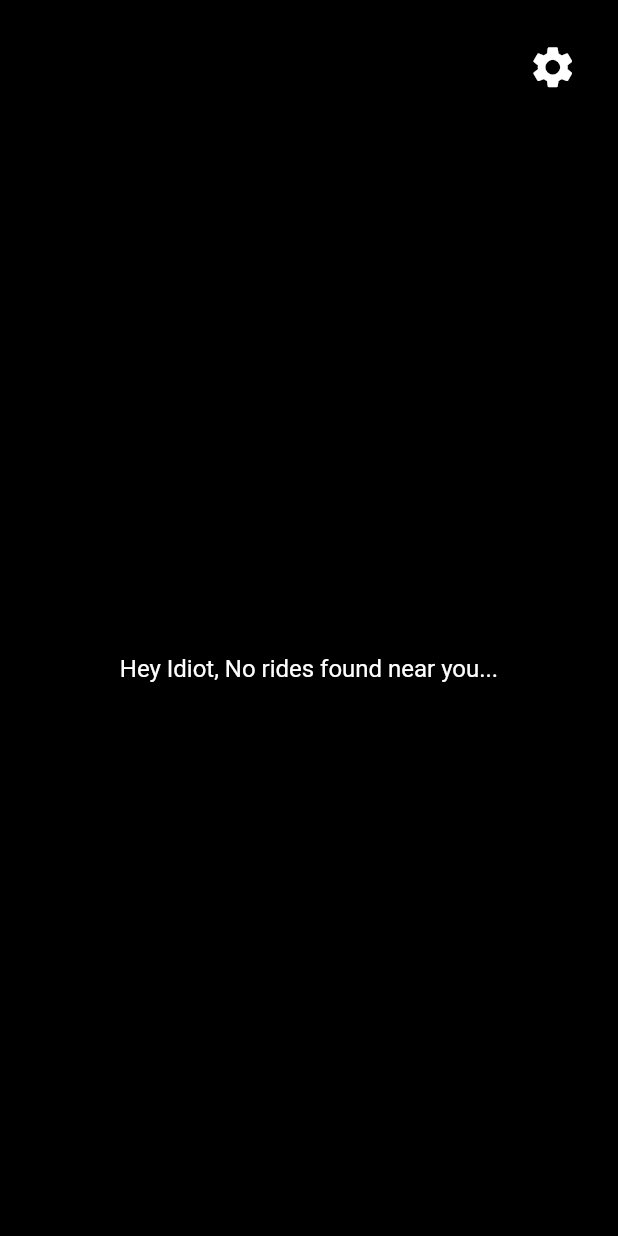
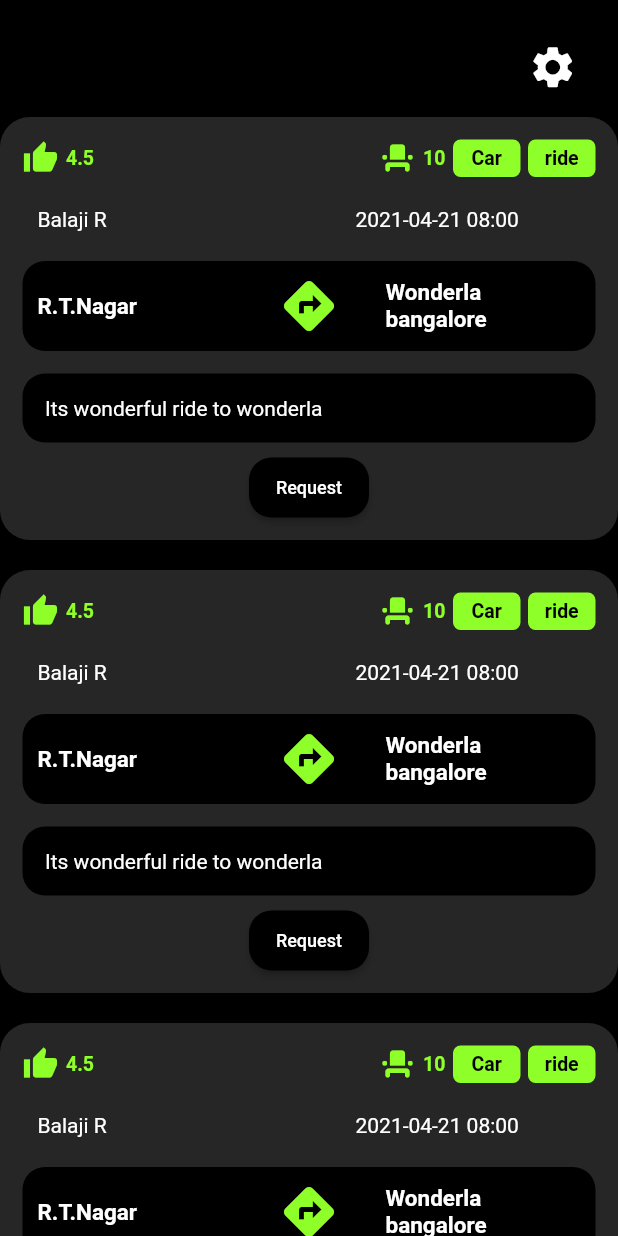
Before and after one commit to balaji0852/Hiiii-app, a Flutter app: the RidePage screen opened directly, on a phone screen of 412 x 824 dp. Run offline on Flutter 3.47's test engine with Material 2 defaults, Android fonts, the phone set to English and light mode, and no system bars; our stand-ins replace firebase_auth, hexcolor, toggle_switch; missing offline and left inert: loading; accounts and stored records are empty; network calls fail.

Commit message:
Developed listview component of type 1

```diff
--- a/lib/HiiiiReusableComponents/HiiiiAppDock.dart
+++ b/lib/HiiiiReusableComponents/HiiiiAppDock.dart
@@ -10,7 +10,6 @@ class HiiiiAppDock extends StatelessWidget {
   final List<Widget> children;
   @override
   Widget build(BuildContext context) {
-    // TODO: implement build
     return Container(
         color: HexColor('#262626'),
         height: 70,
--- a/lib/HiiiiReusableComponents/HiiiiAppDockItems.dart
+++ b/lib/HiiiiReusableComponents/HiiiiAppDockItems.dart
@@ -1,7 +1,5 @@
 import 'package:flutter/cupertino.dart';
 import 'package:flutter/material.dart';
-import 'package:hexcolor/hexcolor.dart';
-import 'package:firebase_auth/firebase_auth.dart';
 
 // Reusable Component 6,HiiiAppDockItems
 class HiiiiAppDockItems extends StatelessWidget {
--- a/lib/HiiiiReusableComponents/HiiiiAppEmailVerification.dart
+++ b/lib/HiiiiReusableComponents/HiiiiAppEmailVerification.dart
@@ -16,7 +16,6 @@ class HiiiiAppEmailVerification extends StatelessWidget {
 
   @override
   Widget build(BuildContext context) {
-    // TODO: implement build
     if (verified) {
       emailTEC.text = email;
       return HiiiiAppTextField(
--- /dev/null
+++ b/lib/HiiiiReusableComponents/HiiiiAppListViewWidgets/ListviewWidgetType1.dart
@@ -0,0 +1,203 @@
+import 'package:Hiiii/HiiiiReusableComponents/HiiiiAppMiniButton.dart';
+import 'package:Hiiii/HiiiiReusableComponents/HiiiiAppMiniButton2.dart';
+import 'package:Hiiii/MainPages/values.dart';
+import 'package:flutter/cupertino.dart';
+import 'package:flutter/material.dart';
+import 'package:hexcolor/hexcolor.dart';
+
+class ListviewWidgetType1 extends StatelessWidget {
+  final String name;
+  final String rating;
+  final String rideStart;
+  final String rideDescription;
+  final String from;
+  final String to;
+  final String vehicleType;
+  final String seats;
+
+  const ListviewWidgetType1(
+      {Key key,
+      this.name,
+      this.rating,
+      this.rideStart,
+      this.rideDescription,
+      this.from,
+      this.to,
+      this.vehicleType,
+      this.seats})
+      : super(key: key);
+
+  @override
+  Widget build(BuildContext context) {
+    return Container(
+      margin: EdgeInsets.symmetric(vertical: 10, horizontal: 0),
+      decoration: BoxDecoration(
+          color: HexColor('#262626'), borderRadius: BorderRadius.circular(20)),
+      child: Padding(
+        padding: EdgeInsets.all(15),
+        child: Column(
+          children: [
+            Row(
+              mainAxisAlignment: MainAxisAlignment.spaceBetween,
+              children: [
+                //Rating row, containing icons and rating text, aligns top left.
+                Row(
+                  children: [
+                    Icon(
+                      Icons.thumb_up,
+                      color: Values.green,
+                    ),
+                    SizedBox(
+                      width: 5,
+                    ),
+                    Text(
+                      rating,
+                      style: TextStyle(
+                          fontSize: 13,
+                          color: Values.green,
+                          fontWeight: FontWeight.bold),
+                    )
+                  ],
+                ),
+                //Tag row, containing tags widgets and available seats count.
+                Row(
+                  children: [
+                    Icon(Icons.event_seat_rounded, color: Values.green),
+                    SizedBox(
+                      width: 5,
+                    ),
+                    Text(
+                      seats,
+                      style: TextStyle(
+                          fontSize: 13,
+                          color: Values.green,
+                          fontWeight: FontWeight.bold),
+                    ),
+                    SizedBox(width: 5),
+                    tags(vehicleType),
+                    SizedBox(
+                      width: 5,
+                    ),
+                    tags('ride'),
+                  ],
+                ),
+              ],
+            ),
+            SizedBox(height: 10),
+            Container(
+              child: Padding(
+                padding: EdgeInsets.all(10),
+                child: Row(
+                  mainAxisAlignment: MainAxisAlignment.spaceBetween,
+                  children: [
+                    Container(
+                      width: 150,
+                      child: Text(
+                        name,
+                        style: TextStyle(
+                          color: Colors.white,
+                          fontSize: 14,
+                        ),
+                      ),
+                    ),
+                    Container(
+                      width: 150,
+                      child: Text(
+                        rideStart,
+                        style: TextStyle(
+                          color: Colors.white,
+                          fontSize: 14,
+                        ),
+                      ),
+                    )
+                  ],
+                ),
+              ),
+            ),
+            SizedBox(height: 10),
+            Container(
+              decoration: BoxDecoration(
+                  color: Colors.black, borderRadius: BorderRadius.circular(15)),
+              child: Padding(
+                padding: EdgeInsets.all(10),
+                child: Row(
+                  mainAxisAlignment: MainAxisAlignment.spaceBetween,
+                  children: [
+                    Container(
+                        width: 130,
+                        child: Text(
+                          from,
+                          style: TextStyle(
+                              color: Colors.white,
+                              fontSize: 15,
+                              fontWeight: FontWeight.bold),
+                        )),
+                    Icon(
+                      Icons.directions,
+                      size: 40,
+                      color: Values.green,
+                    ),
+                    Container(
+                      width: 130,
+                      child: Text(
+                        to,
+                        style: TextStyle(
+                            color: Colors.white,
+                            fontSize: 15,
+                            fontWeight: FontWeight.bold),
+                      ),
+                    ),
+                  ],
+                ),
+              ),
+            ),
+            SizedBox(
+              height: 15,
+            ),
+            if (rideDescription.length > 0)
+              Container(
+                width: MediaQuery.of(context).size.width,
+                decoration: BoxDecoration(
+                    color: Colors.black,
+                    borderRadius: BorderRadius.circular(15)),
+                child: Padding(
+                  padding: EdgeInsets.all(15),
+                  child: Text(
+                    rideDescription,
+                    style: TextStyle(
+                      color: Colors.white,
+                      fontSize: 14,
+                    ),
+                  ),
+                ),
+              ),
+            SizedBox(
+              height: 10,
+            ),
+            HiiiiAppMiniButton2(
+              text: 'Request',
+              onchange: () {},
+              color: Colors.black,
+              fontColor: Colors.white,
+            )
+          ],
+        ),
+      ),
+    );
+  }
+
+  Container tags(String text) {
+    return Container(
+      alignment: Alignment.center,
+      height: 25,
+      width: 45,
+      decoration: BoxDecoration(
+          color: Values.green, borderRadius: BorderRadius.circular(5)),
+      child: Text(
+        text,
+        style: TextStyle(
+            fontSize: 13, color: Colors.black, fontWeight: FontWeight.bold),
+      ),
+    );
+  }
+}
--- a/lib/HiiiiReusableComponents/HiiiiAppMiniButton.dart
+++ b/lib/HiiiiReusableComponents/HiiiiAppMiniButton.dart
@@ -1,7 +1,6 @@
 import 'package:flutter/cupertino.dart';
 import 'package:flutter/material.dart';
 import 'package:hexcolor/hexcolor.dart';
-import 'package:firebase_auth/firebase_auth.dart';
 
 // Reusable Component 3,HiiiAppMiniButton
 class HiiiiAppMiniButton extends StatelessWidget {
--- a/lib/HiiiiReusableComponents/HiiiiAppTextField.dart
+++ b/lib/HiiiiReusableComponents/HiiiiAppTextField.dart
@@ -28,44 +28,11 @@ class HiiiiAppTextField extends StatelessWidget {
 
   @override
   Widget build(BuildContext context) {
-    if (maxLines != 1) {
-      return Container(
-        width: 280,
-        height: height,
-        child: TextFormField(
-          maxLines: maxLines,
-          maxLength: maxLength,
-          keyboardType: type,
-          cursorColor: Colors.black,
-          textAlign: textAlign,
-          controller: tEC,
-          enabled: enabled,
-          decoration: InputDecoration(
-              fillColor: HexColor('#8FFF29'),
-              filled: true,
-              disabledBorder: OutlineInputBorder(
-                borderRadius: BorderRadius.all(Radius.circular(10.0)),
-              ),
-              enabledBorder: OutlineInputBorder(
-                borderRadius: BorderRadius.all(Radius.circular(10.0)),
-              ),
-              focusedBorder: OutlineInputBorder(
-                borderRadius: BorderRadius.all(Radius.circular(10.0)),
-              ),
-              hintText: hint),
-          style: TextStyle(
-            color: Colors.black,
-            fontSize: fontSize,
-          ),
-          onChanged: onchange,
-        ),
-      );
-    }
-    // TODO: implement build
     return Container(
       width: 280,
       height: height,
       child: TextField(
+        maxLines: maxLines,
         maxLength: maxLength,
         keyboardType: type,
         cursorColor: Colors.black,
@@ -76,12 +43,15 @@ class HiiiiAppTextField extends StatelessWidget {
             fillColor: HexColor('#8FFF29'),
             filled: true,
             disabledBorder: OutlineInputBorder(
+              gapPadding: 0,
               borderRadius: BorderRadius.all(Radius.circular(10.0)),
             ),
             enabledBorder: OutlineInputBorder(
+              gapPadding: 0,
               borderRadius: BorderRadius.all(Radius.circular(10.0)),
             ),
             focusedBorder: OutlineInputBorder(
+              gapPadding: 0,
               borderRadius: BorderRadius.all(Radius.circular(10.0)),
             ),
             hintText: hint),
--- a/lib/HiiiiReusableComponents/HiiiiAppTimePicker.dart
+++ b/lib/HiiiiReusableComponents/HiiiiAppTimePicker.dart
@@ -15,16 +15,17 @@ class HiiiiAppTimePicker extends StatelessWidget {
   Widget build(BuildContext context) {
     return Column(children: [
       Row(
+        mainAxisAlignment: MainAxisAlignment.center,
         children: [
           Container(
-              width: 175,
+              width: 160,
               child: DatePicker(DateTime.now(),
                   onDateChange: (value) => onDateChange(value))),
           SizedBox(
             width: 20,
           ),
           Container(
-              width: 175,
+              width: 160,
               height: 75,
               child: ListView(
                 scrollDirection: Axis.horizontal,
--- a/lib/HiiiiReusableComponents/HiiiiAppTitleBlock2.dart
+++ b/lib/HiiiiReusableComponents/HiiiiAppTitleBlock2.dart
@@ -2,7 +2,6 @@
 // titleblocks function provides moto stack blocks
 import 'package:flutter/cupertino.dart';
 import 'package:flutter/material.dart';
-import 'package:hexcolor/hexcolor.dart';
 
 class HiiiiAppTitleBlock2 extends StatelessWidget {
   HiiiiAppTitleBlock2({
@@ -18,7 +17,6 @@ class HiiiiAppTitleBlock2 extends StatelessWidget {
   final Function onPressed;
   @override
   Widget build(BuildContext context) {
-    // TODO: implement build
     return Padding(
       padding: EdgeInsets.all(2),
       child: MaterialButton(
--- a/lib/Home.dart
+++ b/lib/Home.dart
@@ -50,6 +50,7 @@ class HomeState extends State<Home> {
                 color: Colors.white,
                 size: 26,
               ),
+              // ignore: deprecated_member_use
               title: Text(" ", style: TextStyle(fontSize: 1))),
           BottomNavigationBarItem(
               icon: Icon(
@@ -57,6 +58,7 @@ class HomeState extends State<Home> {
                 color: Colors.white,
                 size: 26,
               ),
+              // ignore: deprecated_member_use
               title: Text(" ", style: TextStyle(fontSize: 1))),
           BottomNavigationBarItem(
               icon: Icon(
@@ -64,6 +66,7 @@ class HomeState extends State<Home> {
                 color: Colors.white,
                 size: 26,
               ),
+              // ignore: deprecated_member_use
               title: Text(
                 " ",
                 style: TextStyle(fontSize: 1),
@@ -74,6 +77,7 @@ class HomeState extends State<Home> {
                 color: Colors.white,
                 size: 26,
               ),
+              // ignore: deprecated_member_use
               title: Text(" ", style: TextStyle(fontSize: 1))),
         ],
         currentIndex: body,
--- a/lib/MainPages/PostPage.dart
+++ b/lib/MainPages/PostPage.dart
@@ -1,18 +1,11 @@
-import 'package:Hiiii/HiiiiReusableComponents/HiiiiAppMiniButton.dart';
-import 'package:Hiiii/HiiiiReusableComponents/HiiiiAppTextField.dart';
 import 'package:Hiiii/HiiiiReusableComponents/HiiiiAppTitleBlock2.dart';
-import 'package:Hiiii/HiiiiReusableComponents/HiiiiAppToggleSwitch.dart';
 import 'package:Hiiii/MainPages/PostPages/Ride.dart';
-import 'package:firebase_auth/firebase_auth.dart';
 import 'package:flutter/material.dart';
 import 'package:hexcolor/hexcolor.dart';
 import 'package:loading/indicator/ball_pulse_indicator.dart';
 import 'package:loading/loading.dart';
-import 'package:toggle_switch/toggle_switch.dart';
 import 'package:http/http.dart' as http;
 import 'dart:convert' as convert;
-
-import 'Profile.dart';
 
 class PostPage extends StatefulWidget {
   @override
@@ -45,7 +38,6 @@ class PostPageState extends State<PostPage> {
 
   @override
   void initState() {
-    // TODO: implement initState
     super.initState();
     serviceListGetter();
   }
@@ -105,7 +97,7 @@ class PostPageState extends State<PostPage> {
   }
 
   Future<void> serviceListGetter() async {
-    FirebaseUser uid = await FirebaseAuth.instance.currentUser();
+    // FirebaseUser uid = await FirebaseAuth.instance.currentUser();
 
     var request = http.Request('GET',
         Uri.parse('https://hiiiiapp.azurewebsites.net/api/ServiceList?'));
--- a/lib/MainPages/PostPages/Ride.dart
+++ b/lib/MainPages/PostPages/Ride.dart
@@ -35,7 +35,7 @@ class RideState extends State<Ride> {
         text('Fill the ride details', 15, Colors.white),
         br(5, 0),
         HiiiiAppTextField(
-            maxLines: 2,
+            maxLines: 1,
             enabled: true,
             onchange: (value) {
               fromLocation = value;
@@ -48,7 +48,7 @@ class RideState extends State<Ride> {
             maxLength: 255,
             textAlign: TextAlign.left),
         HiiiiAppTextField(
-            maxLines: 2,
+            maxLines: 1,
             enabled: true,
             onchange: (value) {
               toLocation = value;
--- a/lib/MainPages/Profile.dart
+++ b/lib/MainPages/Profile.dart
@@ -1,11 +1,9 @@
-import 'package:Hiiii/HiiiiReusableComponents/HiiiiAppMiniButton.dart';
 import 'package:Hiiii/HiiiiReusableComponents/HiiiiAppToggleSwitch.dart';
 import 'package:Hiiii/main.dart';
 import 'package:flutter/cupertino.dart';
 import 'package:flutter/material.dart';
 import 'package:flutter/services.dart';
 import 'package:hexcolor/hexcolor.dart';
-import '../HiiiiReusableComponents/HiiiiAppBottomButton.dart';
 import '../HiiiiReusableComponents/HiiiiAppEmailVerification.dart';
 import '../HiiiiReusableComponents/HiiiiAppAppBar.dart';
 import '../HiiiiReusableComponents/HiiiiAppTextField.dart';
@@ -13,7 +11,6 @@ import '../HiiiiReusableComponents/HiiiiAppMiniButton2.dart';
 import 'package:http/http.dart' as http;
 import 'dart:convert' as convert;
 import 'package:firebase_auth/firebase_auth.dart';
-import 'package:toggle_switch/toggle_switch.dart';
 
 import '../Home.dart';
 
@@ -34,7 +31,6 @@ class ProfileState extends State<Profile> {
   int theme = 0;
   @override
   void initState() {
-    // TODO: implement initState
     super.initState();
     theme = 0;
     accountPresenceChecker();
--- a/lib/MainPages/RidePage.dart
+++ b/lib/MainPages/RidePage.dart
@@ -1,6 +1,6 @@
+import 'package:Hiiii/HiiiiReusableComponents/HiiiiAppListViewWidgets/ListviewWidgetType1.dart';
 import 'package:flutter/cupertino.dart';
 import 'package:flutter/material.dart';
-import 'package:hexcolor/hexcolor.dart';
 
 import 'Profile.dart';
 
@@ -12,7 +12,6 @@ class RidePage extends StatefulWidget {
 class RidePageState extends State<RidePage> {
   @override
   Widget build(BuildContext context) {
-    // TODO: implement build
     return Scaffold(
         backgroundColor: Colors.black,
         body: Column(
@@ -40,16 +39,37 @@ class RidePageState extends State<RidePage> {
               ],
             ),
             Expanded(
-                child: Column(
-              mainAxisAlignment: MainAxisAlignment.center,
-              crossAxisAlignment: CrossAxisAlignment.center,
+                child: ListView(
               children: [
-                Text(
-                  "Hey Idiot, No rides found near you...",
-                  style: TextStyle(
-                    fontSize: 16,
-                    color: Colors.white,
-                  ),
+                ListviewWidgetType1(
+                  name: 'Balaji R',
+                  rating: '4.5',
+                  rideStart: '2021-04-21 08:00',
+                  rideDescription: 'Its wonderful ride to wonderla',
+                  from: 'R.T.Nagar',
+                  to: 'Wonderla bangalore',
+                  vehicleType: 'Car',
+                  seats: '10',
+                ),
+                ListviewWidgetType1(
+                  name: 'Balaji R',
+                  rating: '4.5',
+                  rideStart: '2021-04-21 08:00',
+                  rideDescription: 'Its wonderful ride to wonderla',
+                  from: 'R.T.Nagar',
+                  to: 'Wonderla bangalore',
+                  vehicleType: 'Car',
+                  seats: '10',
+                ),
+                ListviewWidgetType1(
+                  name: 'Balaji R',
+                  rating: '4.5',
+                  rideStart: '2021-04-21 08:00',
+                  rideDescription: 'Its wonderful ride to wonderla',
+                  from: 'R.T.Nagar',
+                  to: 'Wonderla bangalore',
+                  vehicleType: 'Car',
+                  seats: '10',
                 ),
               ],
             ))
--- a/lib/main.dart
+++ b/lib/main.dart
@@ -1,15 +1,9 @@
-import 'package:Hiiii/MainPages/PostPage.dart';
-import 'package:Hiiii/MainPages/RidePage.dart';
 import 'package:flutter/material.dart';
-import 'package:hexcolor/hexcolor.dart';
 import 'package:Hiiii/Home.dart';
 import 'package:Hiiii/Authentication/LoginPage.dart';
-import 'MainPages/Profile.dart';
 import 'HiiiiReusableComponents/HiiiiAppBottomButton.dart';
 import 'HiiiiReusableComponents/HiiiiAppTitleBlocks.dart';
 import 'package:firebase_auth/firebase_auth.dart';
-import 'package:loading/loading.dart';
-import 'package:loading/indicator/ball_pulse_indicator.dart';
 
 void main() => runApp(new MyApp());
 
```
Also changed, not shown: lib/HiiiiReusableComponents/HiiiiAppBR.dart (+3 -6 lines).
